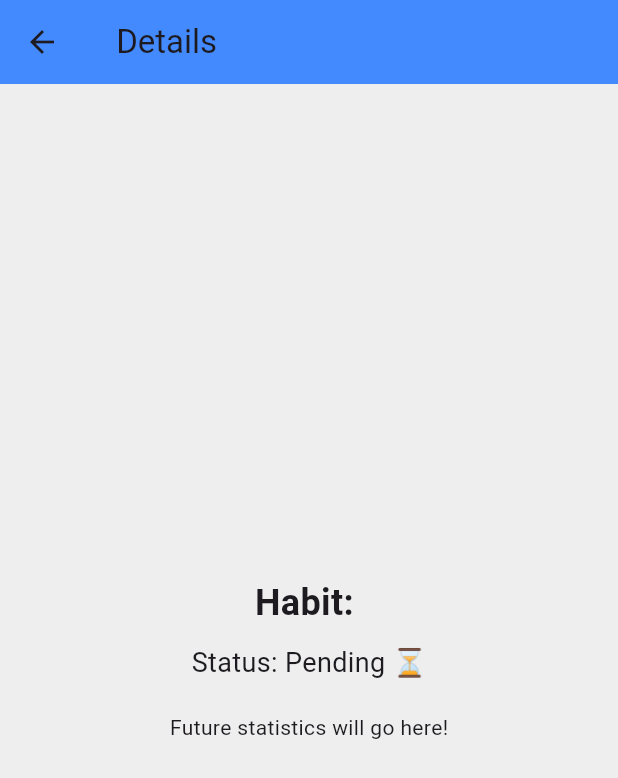
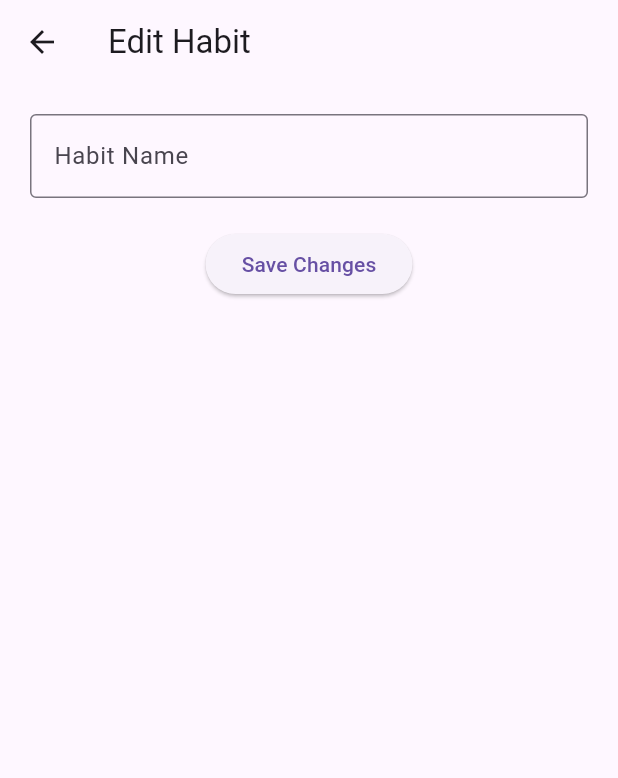
Before and after one commit to North-Abyss/Trackify-Flutter, a Flutter app: the HabitDetailScreen screen opened directly with empty values, on a phone screen of 412 x 824 dp. Shown: the top 778 px of the screen. Run offline on Flutter 3.47's test engine with Material 3 defaults, Android fonts, the phone set to English and light mode, and no system bars; our stand-ins replace shared_preferences; accounts and stored records are empty.

Commit message:
modified:   lib/models/habit.dart 	modified:   lib/screens/dashboard_screen.dart 	modified:   lib/screens/habit_detail_screen.dart

```diff
--- a/lib/models/habit.dart
+++ b/lib/models/habit.dart
@@ -2,7 +2,7 @@
 
 class Habit {
   final String id;
-  final String name;
+  String name;
   bool completed;
 
   Habit({
--- a/lib/screens/dashboard_screen.dart
+++ b/lib/screens/dashboard_screen.dart
@@ -90,14 +90,23 @@ class _DashboardScreenState extends State<DashboardScreen> {
                 _saveHabits();
               },
 
-              onLongPress: () {
-                Navigator.push(
+              onLongPress: () async { // <-- 1. Add 'async' here
+
+                // 2. AWAIT the result of the navigation!
+                final String? updatedName = await Navigator.push(
                   context,
                   MaterialPageRoute(
-                    // Pass the habit object directly. No Parcelable needed!
                     builder: (context) => HabitDetailScreen(habit: habit),
                   ),
                 );
+
+                // 3. If the user hit 'Save' (and didn't just hit the back button)
+                if (updatedName != null && updatedName.isNotEmpty) {
+                  setState(() {
+                    myHabits[index].name = updatedName; // Update the POJO
+                  });
+                  _saveHabits(); // Save to the hard drive
+                }
               },
 
               child: HabitCard(
--- a/lib/screens/habit_detail_screen.dart
+++ b/lib/screens/habit_detail_screen.dart
@@ -3,32 +3,49 @@
 import 'package:flutter/material.dart';
 import '../models/habit.dart';
 
-class HabitDetailScreen extends StatelessWidget {
 
+// Upgraded to StatefulWidget to hold a TextField!
+class HabitDetailScreen extends StatefulWidget {
   final Habit habit;
   const HabitDetailScreen({super.key, required this.habit});
 
   @override
+  State<HabitDetailScreen> createState() => _HabitDetailScreenState();
+}
+
+class _HabitDetailScreenState extends State<HabitDetailScreen> {
+  late TextEditingController _editController;
+
+  @override
+  void initState() {
+    super.initState();
+    // Pre-fill the text field with the current habit name
+    _editController = TextEditingController(text: widget.habit.name);
+  }
+
+  @override
   Widget build(BuildContext context) {
     return Scaffold(
-      backgroundColor: Colors.grey[200],
-      // Use the habit's name dynamically in the AppBar!
-      appBar: AppBar(
-        title: Text('${habit.name} Details'), backgroundColor: Colors.blueAccent,
-      ),
-      body: Center(
+      appBar: AppBar(title: const Text('Edit Habit')),
+      body: Padding(
+        padding: const EdgeInsets.all(20.0),
         child: Column(
-          mainAxisAlignment: MainAxisAlignment.center,
           children: [
-            Text(
-              'Habit: ${habit.name}', style: const TextStyle(fontSize: 24, fontWeight: FontWeight.bold),
-            ),
-            const SizedBox(height: 10),
-            Text(
-              'Status: ${habit.completed ? "Completed ✅" : "Pending ⏳"}', style: const TextStyle(fontSize: 18),
+            TextField(
+              controller: _editController,
+              decoration: const InputDecoration(
+                labelText: 'Habit Name',
+                border: OutlineInputBorder(),
+              ),
             ),
             const SizedBox(height: 20),
-            const Text('Future statistics will go here!'),
+            ElevatedButton(
+              onPressed: () {
+                // Return the updated text back to the previous screen!
+                Navigator.pop(context, _editController.text);
+              },
+              child: const Text('Save Changes'),
+            )
           ],
         ),
       ),
```
